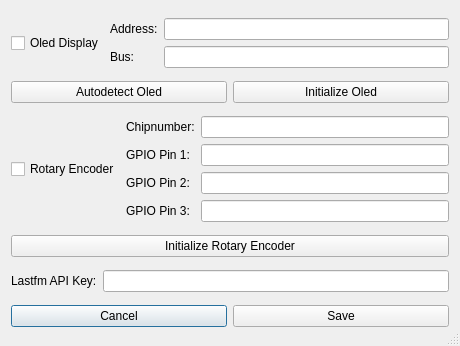
Above: dialogsettings.ui from Bratski/MP3PlayerWifi before the change. Below: the same form after it.
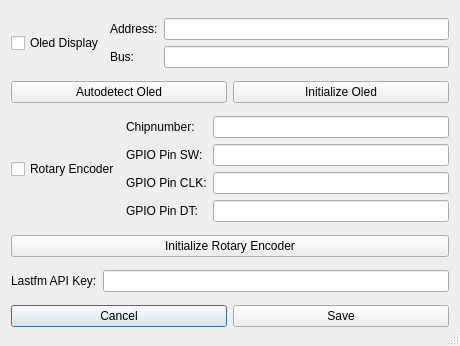
That is the form after the change. Icons and pictures are not drawn.

Diff of the .ui file:
```diff
--- a/dialogsettings.ui
+++ b/dialogsettings.ui
@@ -89,21 +89,21 @@
        <item>
         <widget class="QLabel" name="labelPin1">
          <property name="text">
-          <string>GPIO Pin 1:</string>
+          <string>GPIO Pin SW:</string>
          </property>
         </widget>
        </item>
        <item>
         <widget class="QLabel" name="labelPin2">
          <property name="text">
-          <string>GPIO Pin 2:</string>
+          <string>GPIO Pin CLK:</string>
          </property>
         </widget>
        </item>
        <item>
         <widget class="QLabel" name="labelPin3">
          <property name="text">
-          <string>GPIO Pin 3:</string>
+          <string>GPIO Pin DT:</string>
          </property>
         </widget>
        </item>
```
